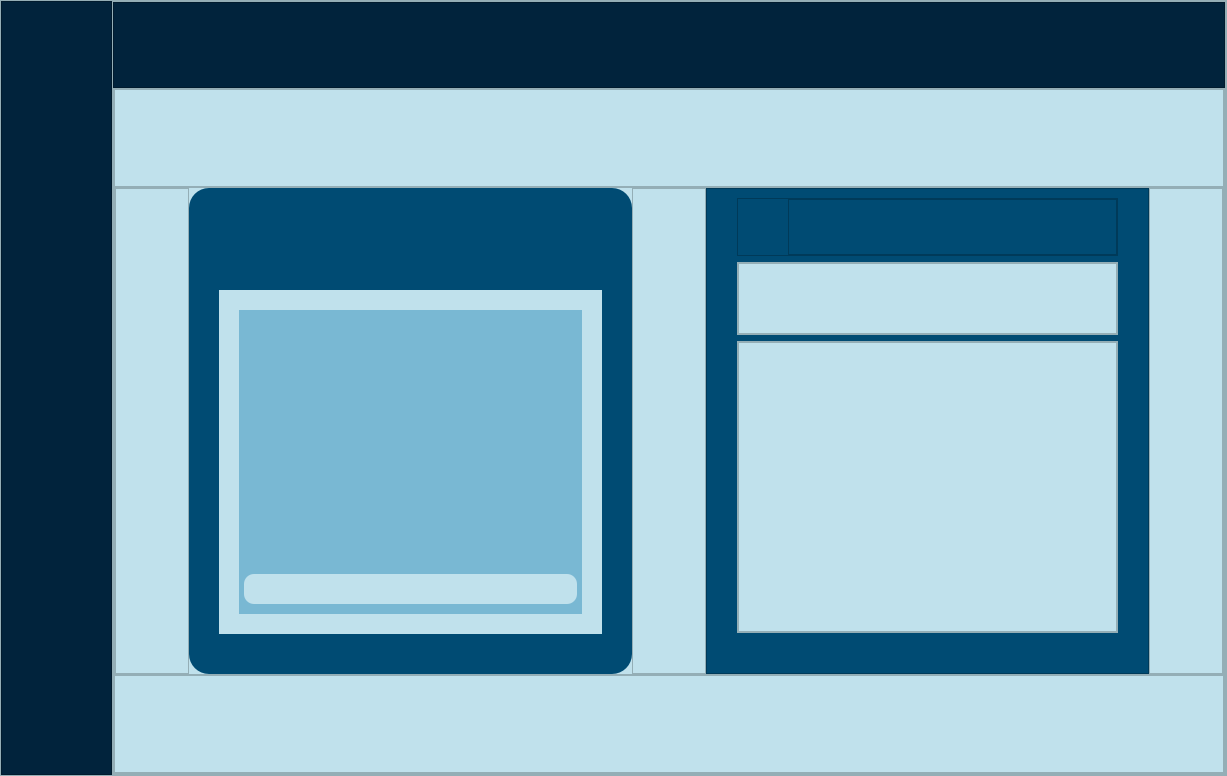
Before: the Qt Designer form src/resources/interface/Pagina_Chat.ui in Yosoyepa/MyUnApp, drawn with Qt 5.
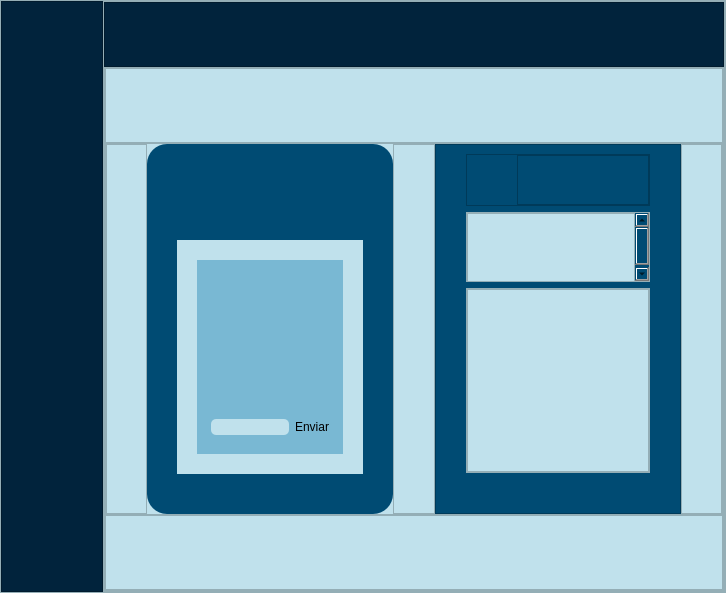
After: the same form once the commit is applied. Icons and pictures are not drawn.

Commit message: Implementacion del estilo de los mensajes enviados en la interfaz

Diff of the .ui file:
```diff
--- a/src/resources/interface/Pagina_Chat.ui
+++ b/src/resources/interface/Pagina_Chat.ui
@@ -6,8 +6,8 @@
    <rect>
     <x>0</x>
     <y>0</y>
-    <width>1227</width>
-    <height>776</height>
+    <width>726</width>
+    <height>593</height>
    </rect>
   </property>
   <property name="windowTitle">
@@ -466,14 +466,14 @@
                           <rect>
                            <x>0</x>
                            <y>0</y>
-                           <width>343</width>
-                           <height>304</height>
+                           <width>146</width>
+                           <height>194</height>
                           </rect>
                          </property>
                          <property name="styleSheet">
                           <string notr="true">background-color: rgb(121, 184, 211);</string>
                          </property>
-                         <layout class="QVBoxLayout" name="verticalLayout_10" stretch="1,8">
+                         <layout class="QVBoxLayout" name="verticalLayout_10" stretch="0">
                           <property name="spacing">
                            <number>5</number>
                           </property>
@@ -490,25 +490,132 @@
                            <number>10</number>
                           </property>
                           <item>
-                           <widget class="QWidget" name="widget_chat" native="true"/>
-                          </item>
-                          <item>
-                           <widget class="QLineEdit" name="line_text_chat">
-                            <property name="minimumSize">
-                             <size>
-                              <width>0</width>
-                              <height>30</height>
-                             </size>
-                            </property>
-                            <property name="styleSheet">
-                             <string notr="true">
-background-color: rgb(192, 225, 236);
-
-border-radius: 10px </string>
-                            </property>
-                            <property name="text">
+                           <widget class="QGroupBox" name="groupBox">
+                            <property name="title">
                              <string/>
                             </property>
+                            <layout class="QVBoxLayout" name="verticalLayout_11">
+                             <property name="spacing">
+                              <number>0</number>
+                             </property>
+                             <property name="leftMargin">
+                              <number>0</number>
+                             </property>
+                             <property name="topMargin">
+                              <number>0</number>
+                             </property>
+                             <property name="rightMargin">
+                              <number>0</number>
+                             </property>
+                             <property name="bottomMargin">
+                              <number>0</number>
+                             </property>
+                             <item>
+                              <widget class="QGroupBox" name="groupBox_3">
+                               <property name="title">
+                                <string/>
+                               </property>
+                               <layout class="QVBoxLayout" name="verticalLayout_13">
+                                <property name="spacing">
+                                 <number>0</number>
+                                </property>
+                                <property name="leftMargin">
+                                 <number>0</number>
+                                </property>
+                                <property name="topMargin">
+                                 <number>0</number>
+                                </property>
+                                <property name="rightMargin">
+                                 <number>0</number>
+                                </property>
+                                <property name="bottomMargin">
+                                 <number>0</number>
+                                </property>
+                                <item>
+                                 <layout class="QVBoxLayout" name="verticalLayout_12" stretch="1">
+                                  <property name="spacing">
+                                   <number>0</number>
+                                  </property>
+                                  <property name="topMargin">
+                                   <number>0</number>
+                                  </property>
+                                  <item>
+                                   <widget class="QWidget" name="widget" native="true">
+                                    <layout class="QVBoxLayout" name="verticalLayout_14">
+                                     <property name="spacing">
+                                      <number>0</number>
+                                     </property>
+                                     <property name="leftMargin">
+                                      <number>0</number>
+                                     </property>
+                                     <property name="topMargin">
+                                      <number>0</number>
+                                     </property>
+                                     <property name="rightMargin">
+                                      <number>0</number>
+                                     </property>
+                                     <property name="bottomMargin">
+                                      <number>0</number>
+                                     </property>
+                                     <item>
+                                      <widget class="QListWidget" name="chat_listWidget">
+                                       <property name="sizeAdjustPolicy">
+                                        <enum>QAbstractScrollArea::AdjustToContents</enum>
+                                       </property>
+                                       <property name="isWrapping" stdset="0">
+                                        <bool>false</bool>
+                                       </property>
+                                       <property name="resizeMode">
+                                        <enum>QListView::Adjust</enum>
+                                       </property>
+                                       <property name="uniformItemSizes">
+                                        <bool>false</bool>
+                                       </property>
+                                       <property name="wordWrap">
+                                        <bool>true</bool>
+                                       </property>
+                                      </widget>
+                                     </item>
+                                    </layout>
+                                   </widget>
+                                  </item>
+                                 </layout>
+                                </item>
+                               </layout>
+                              </widget>
+                             </item>
+                             <item>
+                              <widget class="QGroupBox" name="groupBox_2">
+                               <property name="sizePolicy">
+                                <sizepolicy hsizetype="Preferred" vsizetype="Fixed">
+                                 <horstretch>0</horstretch>
+                                 <verstretch>0</verstretch>
+                                </sizepolicy>
+                               </property>
+                               <property name="title">
+                                <string/>
+                               </property>
+                               <layout class="QHBoxLayout" name="horizontalLayout_5">
+                                <item>
+                                 <widget class="QLineEdit" name="message_line_edit">
+                                  <property name="styleSheet">
+                                   <string notr="true">border-color: rgb(0, 75, 115);
+background-color: rgb(192, 225, 236);
+border-radius: 5px;</string>
+                                  </property>
+                                 </widget>
+                                </item>
+                                <item>
+                                 <widget class="QPushButton" name="send_button">
+                                  <property name="text">
+                                   <string>Enviar</string>
+                                  </property>
+                                 </widget>
+                                </item>
+                               </layout>
+                              </widget>
+                             </item>
+                            </layout>
                            </widget>
                           </item>
                          </layout>
@@ -646,7 +753,7 @@
                        <rect>
                         <x>0</x>
                         <y>0</y>
-                        <width>362</width>
+                        <width>165</width>
                         <height>73</height>
                        </rect>
                       </property>
@@ -710,8 +817,8 @@
                        <rect>
                         <x>0</x>
                         <y>0</y>
-                        <width>379</width>
-                        <height>290</height>
+                        <width>182</width>
+                        <height>182</height>
                        </rect>
                       </property>
                       <layout class="QVBoxLayout" name="verticalLayout_8">
```
The commit also changes 6 other files.
